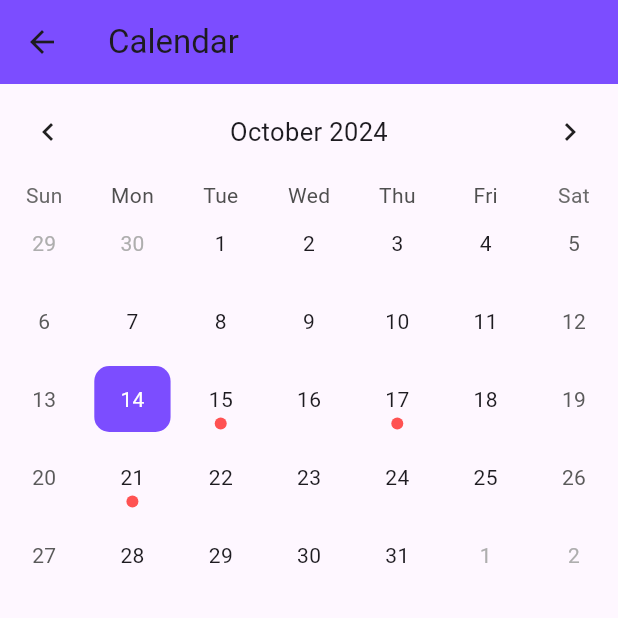
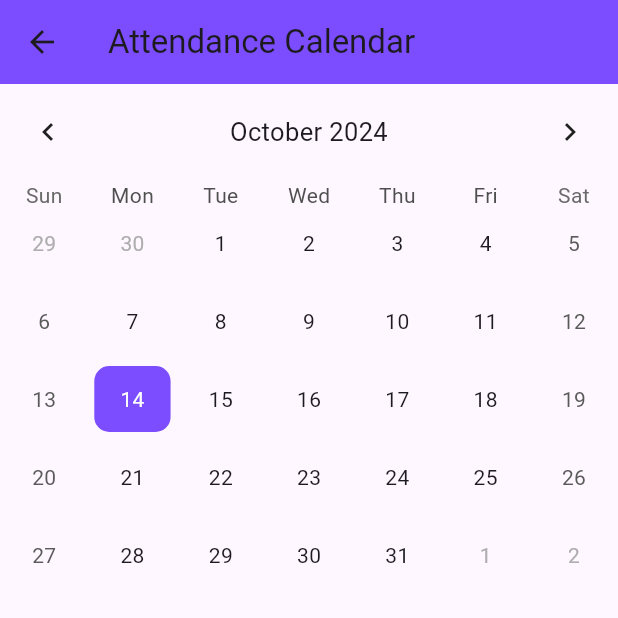
Before and after one commit to rdsravi/geo_camera, a Flutter app: the CalenderPage screen opened by its route, on a phone screen of 412 x 824 dp, the top half of it. Run offline on Flutter 3.47's test engine with Material 3 defaults, Android fonts, the light colour scheme and no system bars; drawn by our look-alikes of table_calendar; our stand-ins replace camera, cross_file, geocoding, geolocator, share_plus, shared_preferences; accounts and stored records are empty; network calls fail.

Commit message:
add attendace requierd files

```diff
--- /dev/null
+++ b/lib/attendance/event.dart
@@ -0,0 +1,10 @@
+// lib/attendance/event.dart
+class Event {
+  final String title;
+  final String imagePath;
+  final String time;
+  final String location;
+  final DateTime date; // Add a date attribute
+
+  Event(this.title, {required this.imagePath, required this.time, required this.location, required this.date});
+}
--- a/lib/calender_page.dart
+++ b/lib/calender_page.dart
@@ -1,9 +1,26 @@
+import 'dart:io';
+
 import 'package:flutter/material.dart';
 import 'package:table_calendar/table_calendar.dart';
-import 'dart:collection';
+
+// Event model to include additional data
+class Event {
+  final String title; // Title for the event (e.g., "In Time" or "Out Time")
+  final String imagePath; // To store image path
+  final String time; // Store time
+  final String location; // Store location
+  final DateTime date; // Store the event date
+
+  Event(this.title, {required this.imagePath, required this.time, required this.location, required this.date});
+
+  @override
+  String toString() => title;
+}
 
 class CalenderPage extends StatefulWidget {
-  const CalenderPage({Key? key}) : super(key: key);
+  final List<Event> attendanceList; // Pass attendance data from AttendancePage
+
+  const CalenderPage({Key? key, required this.attendanceList}) : super(key: key);
 
   @override
   _CalenderPageState createState() => _CalenderPageState();
@@ -14,18 +31,29 @@
   DateTime _focusedDay = DateTime.now();
   DateTime? _selectedDay;
 
-  final Map<DateTime, List<Event>> _events = {
-    DateTime.utc(2024, 10, 15): [Event('Event 1')],
-    DateTime.utc(2024, 10, 17): [Event('Event 2')],
-    DateTime.utc(2024, 10, 21): [Event('Event 3')],
-  };
+  final Map<DateTime, List<Event>> _events = {};
 
   @override
   void initState() {
     super.initState();
 
+    // Initialize the selected day and events
     _selectedDay = _focusedDay;
     _selectedEvents = ValueNotifier(_getEventsForDay(_selectedDay!));
+
+    // Load attendance data into events map
+    _loadAttendanceData();
+  }
+
+  void _loadAttendanceData() {
+    for (var attendance in widget.attendanceList) {
+      // Use the date from the Event instance directly
+      DateTime date = attendance.date;
+      if (_events[date] == null) {
+        _events[date] = [];
+      }
+      _events[date]!.add(attendance);
+    }
   }
 
   @override
@@ -38,22 +66,11 @@
     return _events[day] ?? [];
   }
 
-  List<Event> _getEventsForRange(DateTime start, DateTime end) {
-    final days = List.generate(
-      end.difference(start).inDays + 1,
-          (index) => DateTime.utc(start.year, start.month, start.day + index),
-    );
-
-    return [
-      for (final day in days) ..._getEventsForDay(day),
-    ];
-  }
-
   @override
   Widget build(BuildContext context) {
     return Scaffold(
       appBar: AppBar(
-        title: Text('Calendar'),
+        title: Text('Attendance Calendar'),
         backgroundColor: Colors.deepPurpleAccent,
       ),
       body: Column(
@@ -131,6 +148,15 @@
                   itemBuilder: (context, index) {
                     return ListTile(
                       title: Text(value[index].title),
+                      subtitle: Text('Time: ${value[index].time}\nLocation: ${value[index].location}'),
+                      leading: value[index].imagePath.isNotEmpty
+                          ? Image.file(
+                        File(value[index].imagePath),
+                        width: 50,
+                        height: 50,
+                        fit: BoxFit.cover,
+                      )
+                          : null, // Show image if available
                     );
                   },
                 );
@@ -142,12 +168,3 @@
     );
   }
 }
-
-class Event {
-  final String title;
-
-  Event(this.title);
-
-  @override
-  String toString() => title;
-}
--- a/lib/main.dart
+++ b/lib/main.dart
@@ -5,7 +5,7 @@
 import 'splash_screen.dart';
 import 'login_page.dart';
 import 'home_page.dart';
-import 'attendance_page.dart';
+import 'attendance/attendance_page.dart';
 import 'leaves_page.dart';
 import 'working_site_page.dart';
 
@@ -29,7 +29,7 @@
         '/camera': (context) => CameraPage(), // Implement the CameraPage here
         '/gallery': (context) => GalleryPage(imagePaths: []), // Pass imagePaths
         '/attendance': (context) => AttendancePage(), // Implement AttendancePage
-        '/calendar': (context) => CalenderPage(),
+        '/calendar': (context) => CalenderPage(attendanceList: [],),
         '/leaves': (context) => LeavesPage(), // Implement LeavesPage
         '/working_site': (context) => WorkingSitePage(), // Implement WorkingSitePage
       },
--- a/pubspec.yaml
+++ b/pubspec.yaml
@@ -26,6 +26,7 @@
   cross_file: ^0.3.4+2
   table_calendar: ^3.1.2
   intl: ^0.19.0
+  google_maps_flutter: ^2.9.0
 
 dev_dependencies:
   flutter_test:
```
Also changed, not shown: lib/attendance/attendance_page.dart (renamed from lib/attendance_page.dart, +115 -66 lines), lib/attendance/camera_helper.dart (added, +8 -0 lines), lib/attendance/location_helper.dart (added, +23 -0 lines), lib/attendance/time_helper.dart (added, +10 -0 lines), pubspec.lock.
